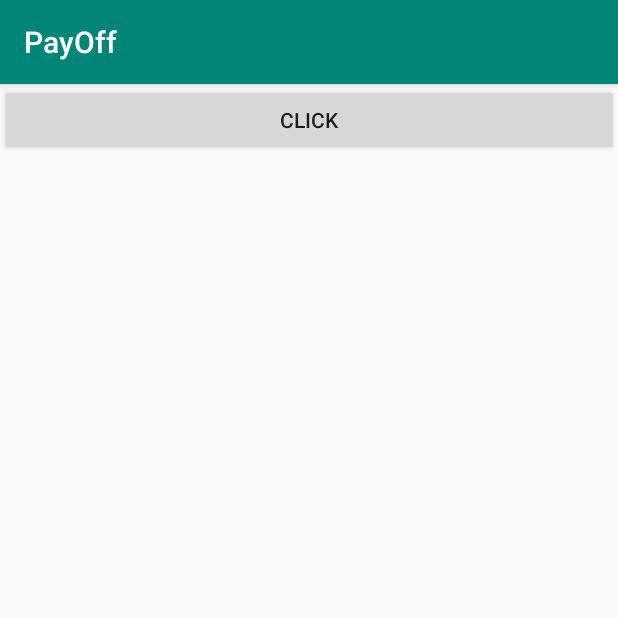
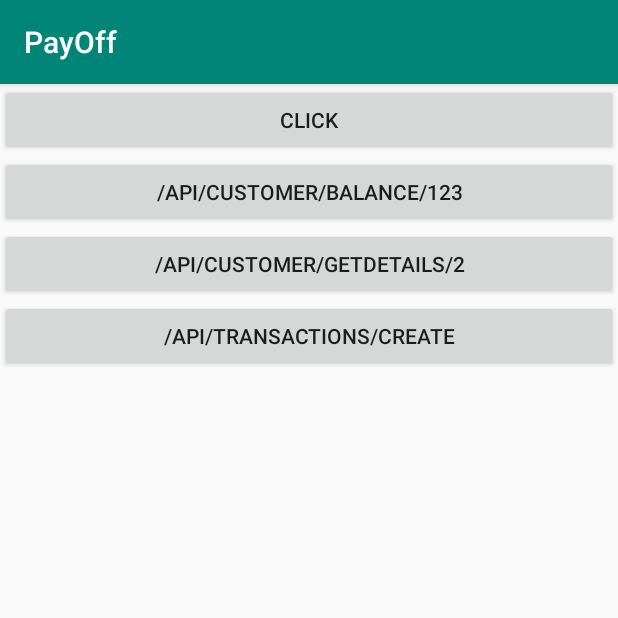
Before and after one commit to nimishsantosh107/PayOff, an Android app: the screen it shows after launch (MainActivity), on a phone screen of 412 x 824 dp, the top half of it. Run offline under Robolectric (Android 15) with nearby library versions, the phone set to English and light mode, and no system bars.

Commit message:
Incomplete Server Calls

```diff
--- a/app/src/main/java/com/example/payoff/Api.java
+++ b/app/src/main/java/com/example/payoff/Api.java
@@ -4,14 +4,26 @@ import org.json.JSONObject;
 
 import retrofit2.Call;
 import retrofit2.http.Body;
+import retrofit2.http.GET;
 import retrofit2.http.POST;
+import retrofit2.http.Path;
 
 public interface Api {
 
-    String BASE_URL = "http://192.168.43.177:5000";
+    String BASE_URL = "http://192.168.43.232:3000";
 
     @POST("/api")
-    Call<MoneyPayload> sendMoney(@Body MoneyPayload moneyPayload) ;
+    Call<MoneyPayload> sendMoney(@Body MoneyPayload moneyPayload);
+
+    @GET("/api/customer/balance/{id}")
+    Call<Balance> checkBalance(@Path("id") String id);
+
+    @GET("/api/customer/getDetails/{id}")
+    Call<Wallet> checkWallet(@Path("id") int id);
+
+    @POST("/api/transaction/create")
+    Call<TransactionResponse>  createTransaction(@Body CreateTransaction createTransaction);
+
 
 
 }
--- a/app/src/main/res/layout/activity_main.xml
+++ b/app/src/main/res/layout/activity_main.xml
@@ -1,5 +1,5 @@
 <?xml version="1.0" encoding="utf-8"?>
-<LinearLayout xmlns:android="http://schemas.android.com/apk/res/android"
+<RelativeLayout xmlns:android="http://schemas.android.com/apk/res/android"
     xmlns:app="http://schemas.android.com/apk/res-auto"
     xmlns:tools="http://schemas.android.com/tools"
     android:layout_width="match_parent"
@@ -11,4 +11,22 @@
         android:layout_width="match_parent"
         android:layout_height="wrap_content"
         android:text="CLICK"/>
-</LinearLayout>
+    <Button
+        android:id="@+id/b2"
+        android:layout_below="@+id/b1"
+        android:layout_width="match_parent"
+        android:layout_height="wrap_content"
+        android:text="/api/customer/balance/123"/>
+    <Button
+        android:id="@+id/b3"
+        android:layout_below="@+id/b2"
+        android:layout_width="match_parent"
+        android:layout_height="wrap_content"
+        android:text="/api/customer/getDetails/2"/>
+    <Button
+        android:id="@+id/b4"
+        android:layout_below="@+id/b3"
+        android:layout_width="match_parent"
+        android:layout_height="wrap_content"
+        android:text="/api/transactions/create"/>
+</RelativeLayout>
```
Also changed, not shown: app/src/main/java/com/example/payoff/Balance.java (added, +17 -0 lines), app/src/main/java/com/example/payoff/CreateTransaction.java (added, +51 -0 lines), app/src/main/java/com/example/payoff/MainActivity.java (+98 -3 lines), app/src/main/java/com/example/payoff/MoneyPayload.java (+17 -3 lines), app/src/main/java/com/example/payoff/TransactionResponse.java (added, +17 -0 lines), app/src/main/java/com/example/payoff/Wallet.java (added, +51 -0 lines).
